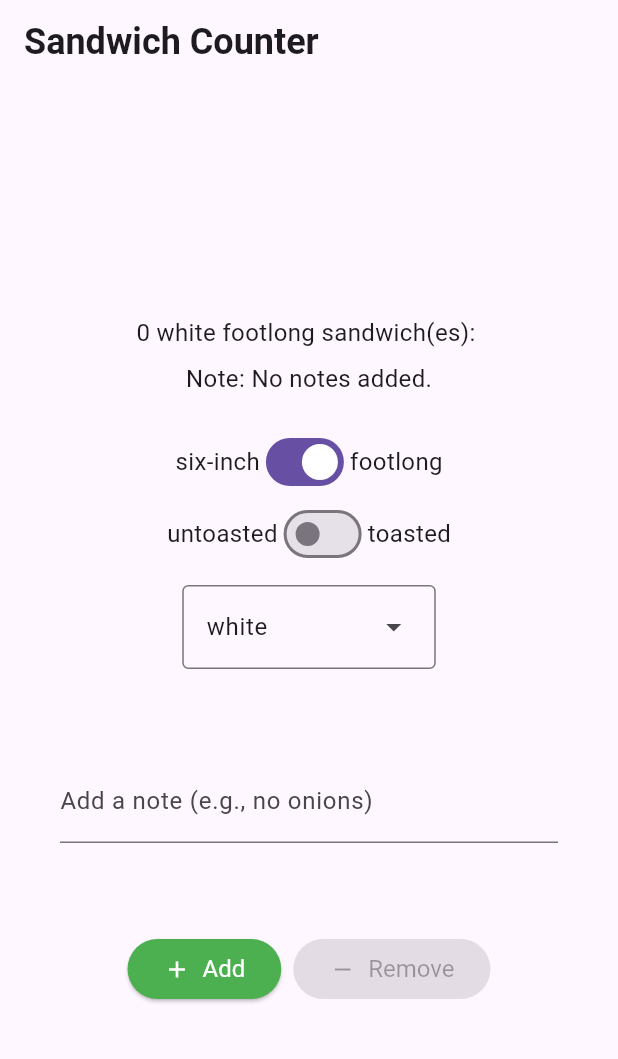
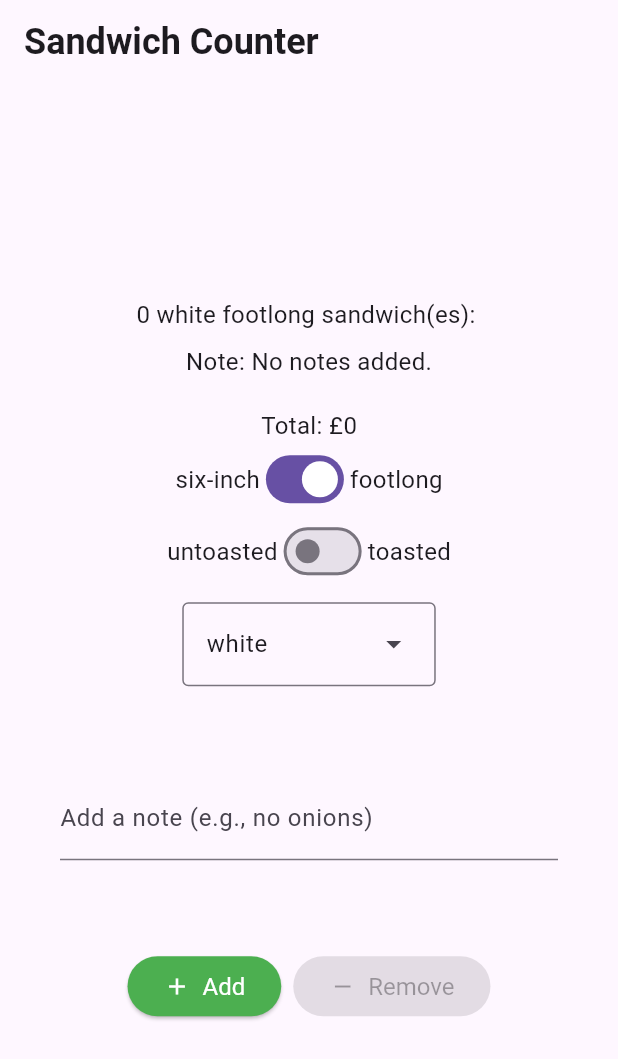
Before and after one commit to Creyas/flutter_application_1, a Flutter app: the screen it shows after launch, on a phone screen of 412 x 824 dp. Shown: the top 1059 px of the screen. Run offline on Flutter 3.47's test engine with Material 3 defaults, Android fonts, the phone set to English and light mode, and no system bars.

Commit message:
Add PricingRepository integration to OrderScreen for total calculation

```diff
--- a/lib/main.dart
+++ b/lib/main.dart
@@ -1,6 +1,7 @@
 import 'package:flutter/material.dart';
 import 'package:flutter_application_1/views/app_styles.dart';
 import 'package:flutter_application_1/repositories/order_repository.dart';
+import 'package:flutter_application_1/repositories/Pricing_Repository.dart';
 
 enum BreadType { white, wheat, wholemeal }
 
@@ -33,6 +34,7 @@ class OrderScreen extends StatefulWidget {
 
 class _OrderScreenState extends State<OrderScreen> {
   late final OrderRepository _orderRepository;
+  late final PricingRepository _pricing;
   final TextEditingController _notesController = TextEditingController();
   bool _isFootlong = true;
   bool _isToasted = false;
@@ -42,6 +44,7 @@ class _OrderScreenState extends State<OrderScreen> {
   void initState() {
     super.initState();
     _orderRepository = OrderRepository(maxQuantity: widget.maxQuantity);
+    _pricing = PricingRepository();
     _notesController.addListener(() {
       setState(() {});
     });
@@ -116,13 +119,19 @@ class _OrderScreenState extends State<OrderScreen> {
               orderNote: noteForDisplay,
             ),
             const SizedBox(height: 20),
+            Text(
+              'Total: ${_pricing.formattedTotal(quantity: _orderRepository.quantity, isFootlong: _isFootlong)}',
+              style: normalText,
+            ),
             Row(
               mainAxisAlignment: MainAxisAlignment.center,
               children: [
                 const Text('six-inch', style: normalText),
                 Switch(
                   key: const Key('Sandwich Type Switch'),
-                  value: _isFootlong, onChanged: _onSandwichTypeChanged),
+                  value: _isFootlong,
+                  onChanged: _onSandwichTypeChanged,
+                ),
                 const Text('footlong', style: normalText),
               ],
             ),
```
